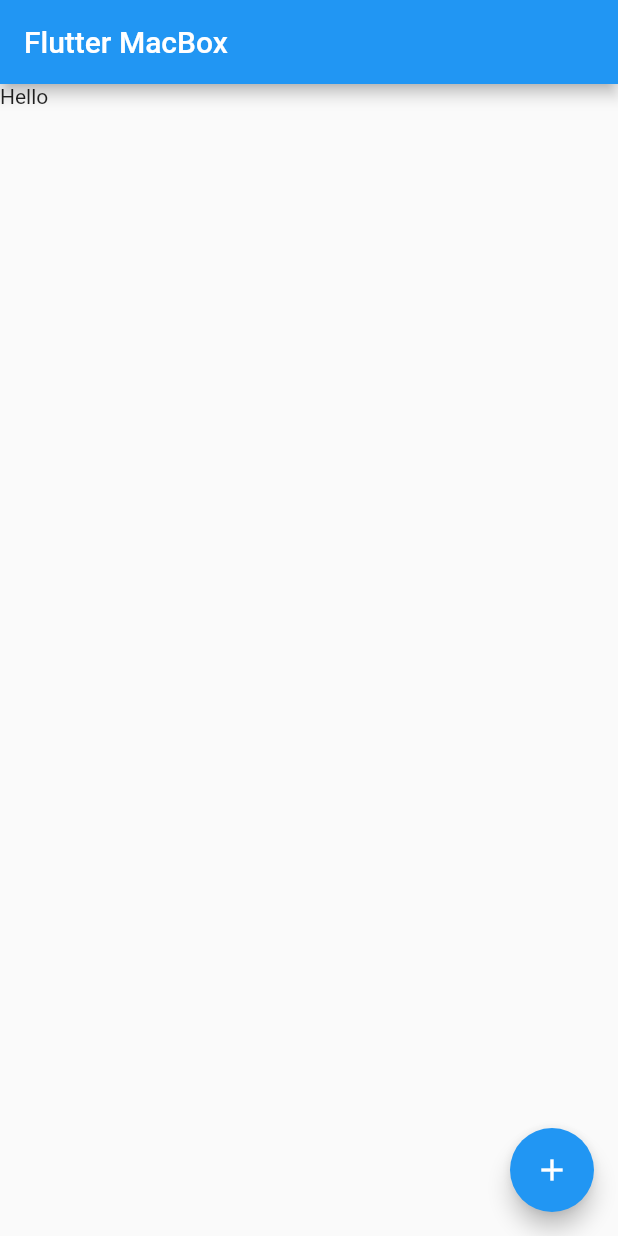
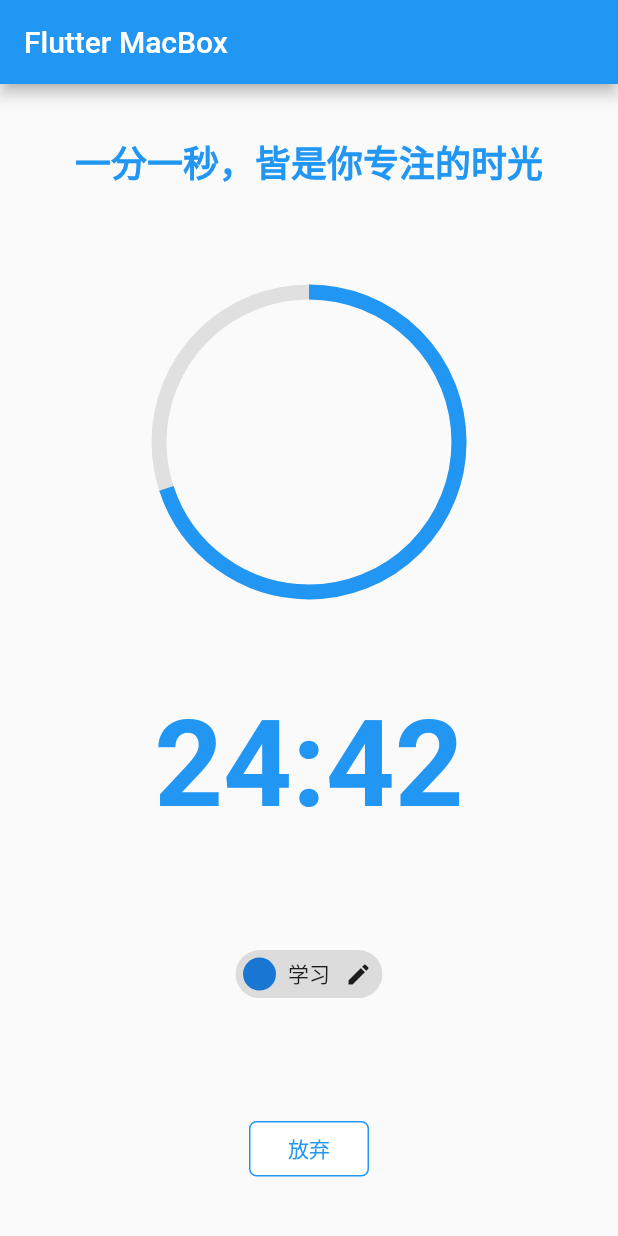
Before and after one commit to DargonLee/FlutterMacApp, a Flutter app: the screen it shows after launch, on a phone screen of 412 x 824 dp. Run offline on Flutter 3.47's test engine with Material 2 defaults, Android fonts, the phone set to English and light mode, and no system bars.

Commit message:
搭建UI界面

```diff
--- a/lib/main.dart
+++ b/lib/main.dart
@@ -61,6 +61,55 @@
     });
   }
 
+  void _bottomButtonPress() {}
+  void _inputChipDeletePress() {}
+
+  Widget _buildTitle() {
+    return Text(
+      '一分一秒，皆是你专注的时光',
+      textAlign: TextAlign.center,
+      style: TextStyle(color: Colors.blue, fontSize: 24, fontWeight: FontWeight.bold),
+    );
+  }
+
+  Widget _buildProgressIndicator() {
+    return SizedBox(
+      height: 200,
+      width: 200,
+      child: CircularProgressIndicator(
+        strokeWidth: 10.0,
+        backgroundColor: Colors.grey[300],
+        valueColor: AlwaysStoppedAnimation(Colors.blue),
+        value: .7,
+      ),
+    );
+  }
+
+  Widget _buildTimer() {
+    return Text('24:42', style: TextStyle(color: Colors.blue, fontSize: 80, fontWeight: FontWeight.bold));
+  }
+
+  Widget _buildChip() {
+    return InputChip(
+        onDeleted: _inputChipDeletePress,
+        deleteIcon: Icon(Icons.edit),
+        padding: EdgeInsets.all(5),
+        label: Text('学习'),
+        avatar: CircleAvatar(
+          child: Text(''),
+        ));
+  }
+
+  Widget _buildBootomButton() {
+    return SizedBox(
+      width: 80,
+      child: TextButton(
+          style: TextButton.styleFrom(backgroundColor: Colors.white, side: BorderSide(color: Colors.blue, width: 1), shape: RoundedRectangleBorder(borderRadius: BorderRadius.all(Radius.circular(5)))),
+          onPressed: _bottomButtonPress,
+          child: Text('放弃')),
+    );
+  }
+
   @override
   Widget build(BuildContext context) {
     // This method is rerun every time setState is called, for instance as done
@@ -75,12 +124,12 @@
           // the App.build method, and use it to set our appbar title.
           title: Text(widget.title),
         ),
-      body: Container(child: Text('Hello')),
-      floatingActionButton: FloatingActionButton(
-        onPressed: _incrementCounter,
-        tooltip: 'Increment',
-        child: const Icon(Icons.add),
-      ), // This trailing comma makes auto-formatting nicer for build methods.
+        body: Center(
+          child: Column(
+            mainAxisAlignment: MainAxisAlignment.spaceAround,
+            children: [_buildTitle(), _buildProgressIndicator(), _buildTimer(), _buildChip(), _buildBootomButton()],
+          ),
+        ) // This trailing comma makes auto-formatting nicer for build methods.
         );
   }
 }
```
Also changed, not shown: lib/components/menu_view.dart (renamed from lib/components/menu_tool.dart, +12 -6 lines), 1 other file. Lines whose indentation alone changed are shown as unchanged.
